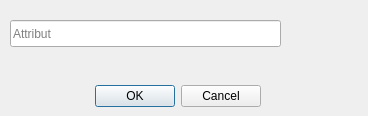
First picture: the form in EntrerAttribut_dialog.ui, repository mariusfm54/APNCad, before the edit.
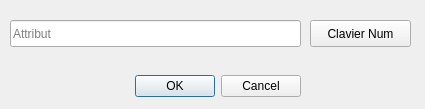
Second picture: the form after the edit. Custom widgets are drawn as their Qt base class.

What changed in the file:
```diff
--- a/EntrerAttribut_dialog.ui
+++ b/EntrerAttribut_dialog.ui
@@ -6,8 +6,8 @@
    <rect>
     <x>0</x>
     <y>0</y>
-    <width>368</width>
-    <height>116</height>
+    <width>425</width>
+    <height>109</height>
    </rect>
   </property>
   <property name="windowTitle">
@@ -16,8 +16,8 @@
   <widget class="QDialogButtonBox" name="buttonBox">
    <property name="geometry">
     <rect>
-     <x>90</x>
-     <y>80</y>
+     <x>130</x>
+     <y>70</y>
      <width>171</width>
      <height>32</height>
     </rect>
@@ -34,7 +34,7 @@
     <rect>
      <x>10</x>
      <y>20</y>
-     <width>271</width>
+     <width>291</width>
      <height>27</height>
     </rect>
    </property>
@@ -45,6 +45,19 @@
     <string notr="true"/>
    </property>
   </widget>
+  <widget class="QPushButton" name="pushButton_clavier">
+   <property name="geometry">
+    <rect>
+     <x>310</x>
+     <y>20</y>
+     <width>101</width>
+     <height>27</height>
+    </rect>
+   </property>
+   <property name="text">
+    <string>Clavier Num</string>
+   </property>
+  </widget>
  </widget>
  <customwidgets>
   <customwidget>
```
